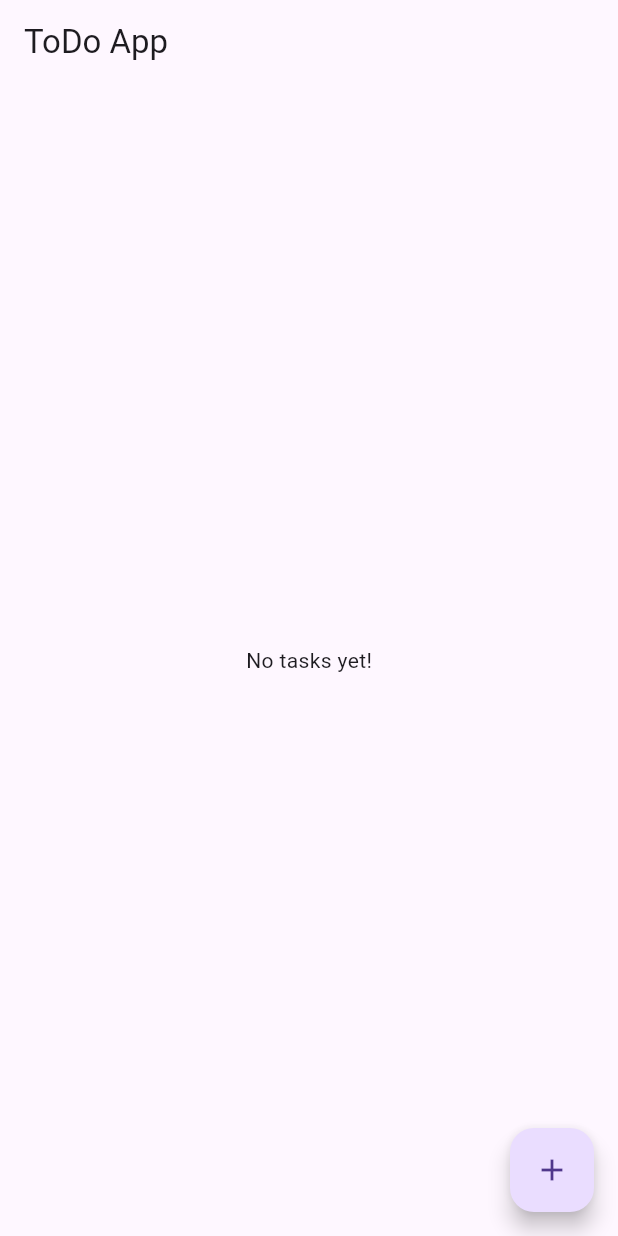
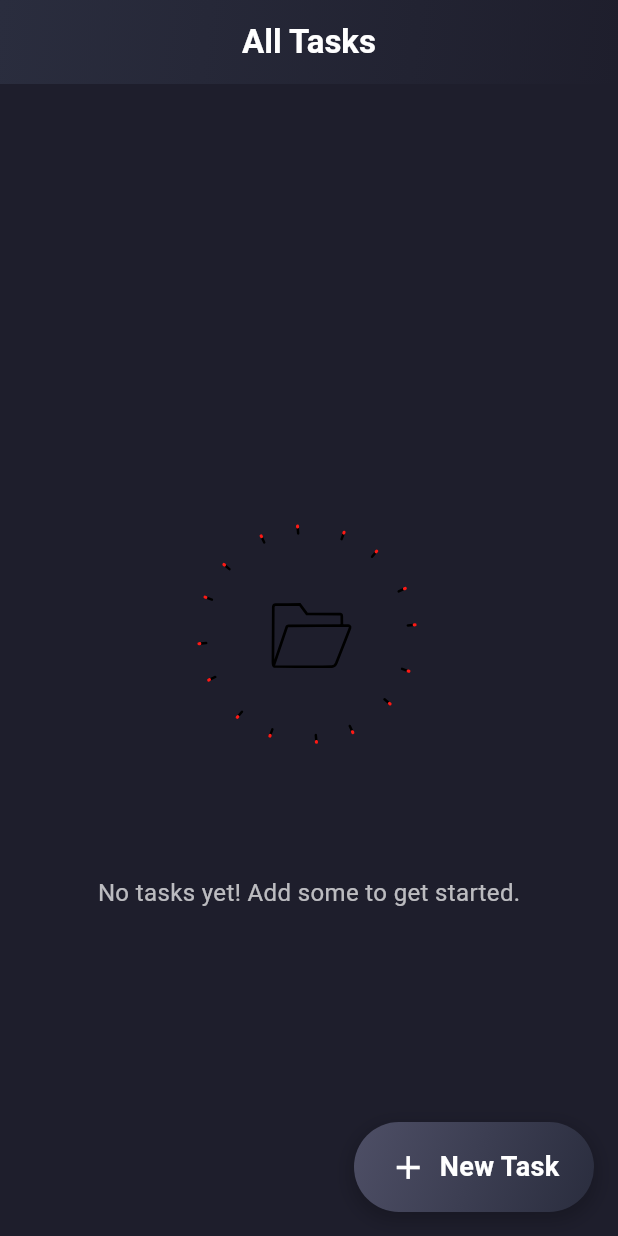
Before and after one commit to chirantan-basu01/ToDo-app---assignment, a Flutter app: the screen it shows after launch, on a phone screen of 412 x 824 dp. Run offline on Flutter 3.47's test engine with Material 3 defaults, Android fonts, the phone set to English and light mode, and no system bars; our stand-ins replace equatable, flutter_bloc, flutter_slidable, flutter_staggered_animations, google_fonts, lottie.

Commit message:
ui enhancement done

```diff
--- /dev/null
+++ b/devtools_options.yaml
@@ -0,0 +1,3 @@
+description: This file stores settings for Dart & Flutter DevTools.
+documentation: https://docs.flutter.dev/tools/devtools/extensions#configure-extension-enablement-states
+extensions:
--- a/lib/main.dart
+++ b/lib/main.dart
@@ -24,7 +24,17 @@ class MyApp extends StatelessWidget {
         debugShowCheckedModeBanner: false,
         title: 'ToDo App',
         theme: ThemeData(
-          primarySwatch: Colors.blue,
+          scaffoldBackgroundColor: const Color(0xFF1E1E2C),
+          appBarTheme: const AppBarTheme(
+            backgroundColor: Color(0xFF2A2D3E),
+            elevation: 5,
+            titleTextStyle: TextStyle(fontSize: 22, fontWeight: FontWeight.bold, color: Colors.white),
+            centerTitle: true,
+          ),
+          textTheme: const TextTheme(
+            bodyLarge: TextStyle(fontSize: 18, fontWeight: FontWeight.bold, color: Colors.white),
+            bodyMedium: TextStyle(fontSize: 16, color: Colors.white70),
+          ),
         ),
         home: const HomeScreen(),
       ),
--- a/lib/screens/home_screen.dart
+++ b/lib/screens/home_screen.dart
@@ -1,5 +1,7 @@
 import 'package:flutter/material.dart';
 import 'package:flutter_bloc/flutter_bloc.dart';
+import 'package:flutter_staggered_animations/flutter_staggered_animations.dart';
+import 'package:lottie/lottie.dart';
 
 import '../bloc/todo_bloc.dart';
 import '../bloc/todo_event.dart';
@@ -12,32 +14,106 @@ class HomeScreen extends StatelessWidget {
   @override
   Widget build(BuildContext context) {
     return Scaffold(
-      appBar: AppBar(title: const Text('ToDo App')),
+      appBar: AppBar(
+        title: const Text('All Tasks'),
+        flexibleSpace: Container(
+          decoration: const BoxDecoration(
+            gradient: LinearGradient(
+              colors: [Color(0xFF2A2D3E), Color(0xFF1E1E2C)],
+              begin: Alignment.topLeft,
+              end: Alignment.bottomRight,
+            ),
+          ),
+        ),
+      ),
+
       body: BlocBuilder<TodoBloc, TodoState>(
         builder: (context, state) {
           if (state is TodoInitial) {
             return const Center(child: CircularProgressIndicator());
           } else if (state is TodoLoaded) {
             if (state.tasks.isEmpty) {
-              return const Center(child: Text('No tasks yet!'));
+              return Center(
+                child: Column(
+                  mainAxisAlignment: MainAxisAlignment.center,
+                  children: [
+                    Lottie.asset('assets/animations/empty.json', height: 300),
+                    const SizedBox(height: 10),
+                    const Text('No tasks yet! Add some to get started.',
+                        style: TextStyle(fontSize: 16, color: Colors.white70)),
+                  ],
+                ),
+              );
             }
-            return ListView.builder(
-              itemCount: state.tasks.length,
-              itemBuilder: (context, index) {
-                return TaskTile(
-                  task: state.tasks[index],
-                  onDelete: () =>
-                      context.read<TodoBloc>().add(RemoveTaskEvent(index)),
-                );
-              },
+            return AnimationLimiter(
+              child: ListView.builder(
+                padding: const EdgeInsets.all(10),
+                itemCount: state.tasks.length,
+                itemBuilder: (context, index) {
+                  return AnimationConfiguration.staggeredList(
+                    position: index,
+                    duration: const Duration(milliseconds: 500),
+                    child: SlideAnimation(
+                      verticalOffset: 50.0,
+                      child: FadeInAnimation(
+                        child: TaskTile(
+                          task: state.tasks[index],
+                          onDelete: () => context
+                              .read<TodoBloc>()
+                              .add(RemoveTaskEvent(index)),
+                        ),
+                      ),
+                    ),
+                  );
+                },
+              ),
             );
           }
-          return const Center(child: Text('Something went wrong!'));
+          return const Center(
+              child: Text('Something went wrong!',
+                  style: TextStyle(color: Colors.white)));
         },
       ),
-      floatingActionButton: FloatingActionButton(
-        onPressed: () => showAddTaskDialog(context),
-        child: const Icon(Icons.add),
+
+      floatingActionButton: GestureDetector(
+        onTap: () => showAddTaskDialog(context),
+        child: Container(
+          height: 60,
+          width: 160,
+          decoration: BoxDecoration(
+            borderRadius: BorderRadius.circular(30),
+            gradient: const LinearGradient(
+              colors: [Color(0xFF4E4F66), Color(0xFF2A2D3E)],
+              begin: Alignment.topLeft,
+              end: Alignment.bottomRight,
+            ),
+            boxShadow: [
+              BoxShadow(
+                color: Colors.black.withOpacity(0.2),
+                blurRadius: 10,
+                spreadRadius: 2,
+                offset: const Offset(0, 4),
+              )
+            ],
+          ),
+          child: const Center(
+            child: Row(
+              mainAxisSize: MainAxisSize.min,
+              children: [
+                Icon(Icons.add, color: Colors.white, size: 26),
+                SizedBox(width: 8),
+                Text(
+                  "New Task",
+                  style: TextStyle(
+                    color: Colors.white,
+                    fontSize: 18,
+                    fontWeight: FontWeight.bold,
+                  ),
+                ),
+              ],
+            ),
+          ),
+        ),
       ),
     );
   }
--- a/lib/widgets/add_task_dialog.dart
+++ b/lib/widgets/add_task_dialog.dart
@@ -9,14 +9,16 @@ void showAddTaskDialog(BuildContext context) {
     context: context,
     builder: (context) {
       return AlertDialog(
-        title: const Text('Add Task'),
+        backgroundColor: const Color(0xFF2A2D3E),
+        title: const Text('Add Task', style: TextStyle(color: Colors.white)),
         content: TextField(
             controller: taskController,
             decoration: const InputDecoration(hintText: 'Enter task')),
         actions: [
           TextButton(
               onPressed: () => Navigator.pop(context),
-              child: const Text('Cancel')),
+              child:
+                  const Text('Cancel', style: TextStyle(color: Colors.white))),
           TextButton(
             onPressed: () {
               if (taskController.text.isNotEmpty) {
@@ -24,7 +26,7 @@ void showAddTaskDialog(BuildContext context) {
                 Navigator.pop(context);
               }
             },
-            child: const Text('Add'),
+            child: const Text('Add', style: TextStyle(color: Colors.white)),
           ),
         ],
       );
```
Also changed, not shown: assets/animations/empty.json (added, +1 -0 lines), lib/widgets/task_tile.dart (+27 -5 lines), pubspec.yaml (+7 -2 lines), pubspec.lock.
